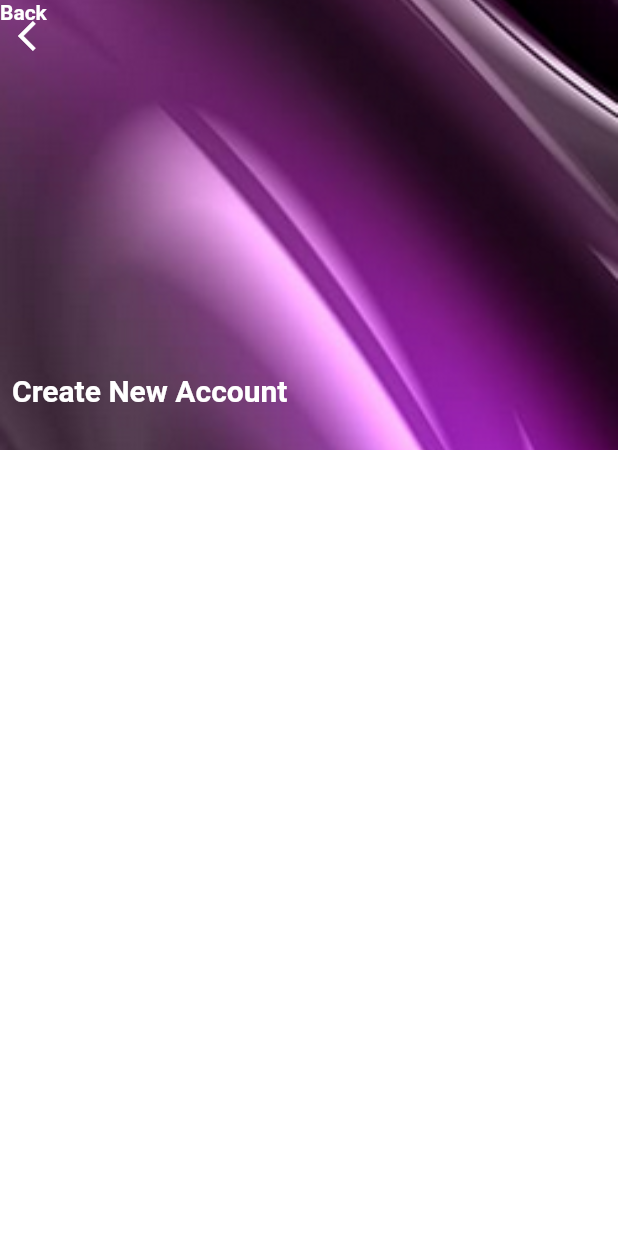
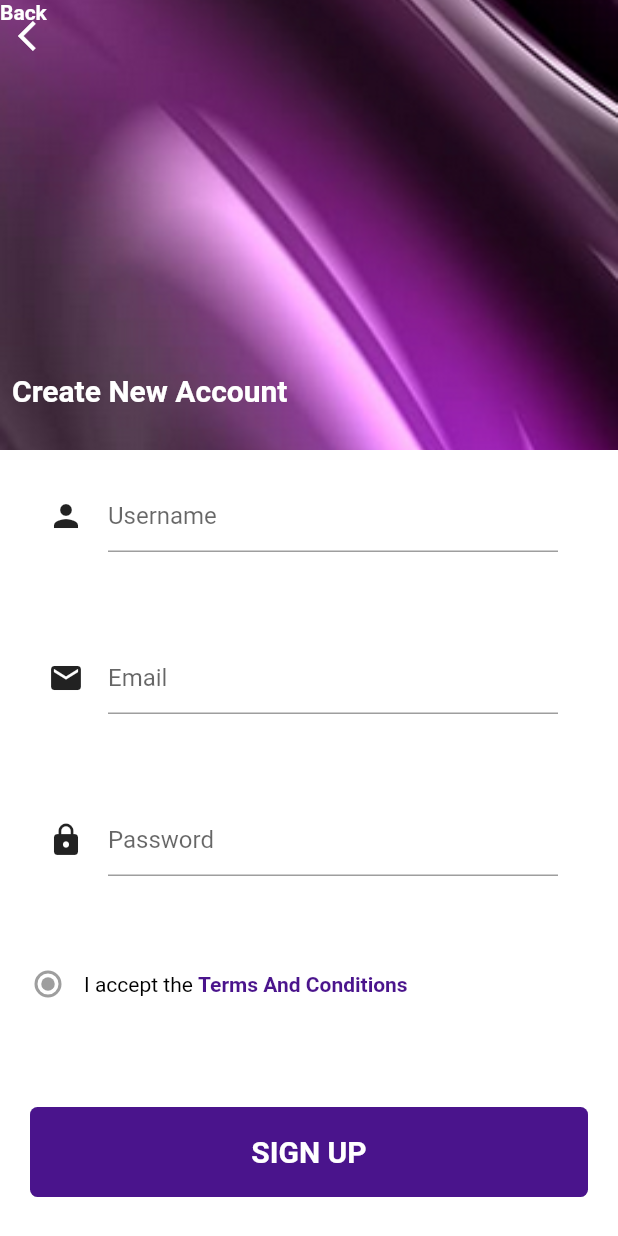
Before and after one commit to Nicoale/pickyFlutter, a Flutter app: the SignUpScreen screen opened by its route, on a phone screen of 412 x 824 dp. Run offline on Flutter 3.47's test engine with Material 2 defaults, Android fonts, the phone set to English and light mode, and no system bars.

Commit message:
Complete SignUp

```diff
--- a/lib/Screens/SignUpScreen.dart
+++ b/lib/Screens/SignUpScreen.dart
@@ -12,6 +12,99 @@ class _SignUpScreenState extends State<SignUpScreen> {
       backgroundColor: Colors.white,
       body: ListView(children: <Widget>[
         BackButtonWidget(),
+        Padding(
+            padding: const EdgeInsets.all(20),
+            child: Row(
+              children: <Widget>[
+                IconButton(icon: Icon(Icons.person), onPressed: () {}),
+                Expanded(
+                    child: Container(
+                        margin: EdgeInsets.only(left: 4, right: 20),
+                        child: TextField(
+                          decoration: InputDecoration(hintText: 'Username'),
+                        )))
+              ],
+            )),
+        SizedBox(
+          height: 20,
+        ),
+        Padding(
+            padding: const EdgeInsets.all(20),
+            child: Row(
+              children: <Widget>[
+                IconButton(icon: Icon(Icons.email), onPressed: () {}),
+                Expanded(
+                    child: Container(
+                        margin: EdgeInsets.only(left: 4, right: 20),
+                        child: TextField(
+                          decoration: InputDecoration(hintText: 'Email'),
+                        )))
+              ],
+            )),
+        SizedBox(
+          height: 20,
+        ),
+        Padding(
+            padding: const EdgeInsets.all(20),
+            child: Row(
+              children: <Widget>[
+                IconButton(icon: Icon(Icons.lock), onPressed: () {}),
+                Expanded(
+                    child: Container(
+                        margin: EdgeInsets.only(left: 4, right: 20),
+                        child: TextField(
+                          decoration: InputDecoration(hintText: 'Password'),
+                        )))
+              ],
+            )),
+        SizedBox(
+                height: 20,
+              ),
+        Padding(
+          padding: const EdgeInsets.all(8.0),
+          child: Row(
+            children: <Widget>[
+              Radio(value: null, groupValue: null, onChanged: null),
+              RichText(text: TextSpan(
+                text: 'I accept the ',
+                style: TextStyle(color: Colors.black),
+                children: [
+                  TextSpan(
+                    text: 'Terms And Conditions',
+                    style: TextStyle(color: Color(0xFF4A148C),
+                    fontWeight: FontWeight.bold
+                    ),
+                  )
+                ]
+              ))
+            ],
+          ),
+        ),
+                SizedBox(
+          height: 30,
+        ),
+        InkWell(
+          onTap: (){
+
+          },
+                  child: Padding(
+            padding: const EdgeInsets.all(20.0),
+            child: ClipRRect(
+              borderRadius: BorderRadius.circular(5),
+              child: Container(
+                  height: 60,
+                  child: RaisedButton(
+                    onPressed: () {},
+                    color: Color(0xFF4A148C),
+                    child: Text('SIGN UP',
+                        style: TextStyle(
+                            color: Colors.white,
+                            fontWeight: FontWeight.bold,
+                            fontSize: 20)),
+                  )),
+            ),
+          ),
+        ),
       ]),
     );
   }
@@ -59,9 +152,6 @@ class BackButtonWidget extends StatelessWidget {
                       fontSize: 20)),
             ),
           ),
-          //  SizedBox(
-          //   height: 20,
-          // ),
 
         ]));
   }
```
